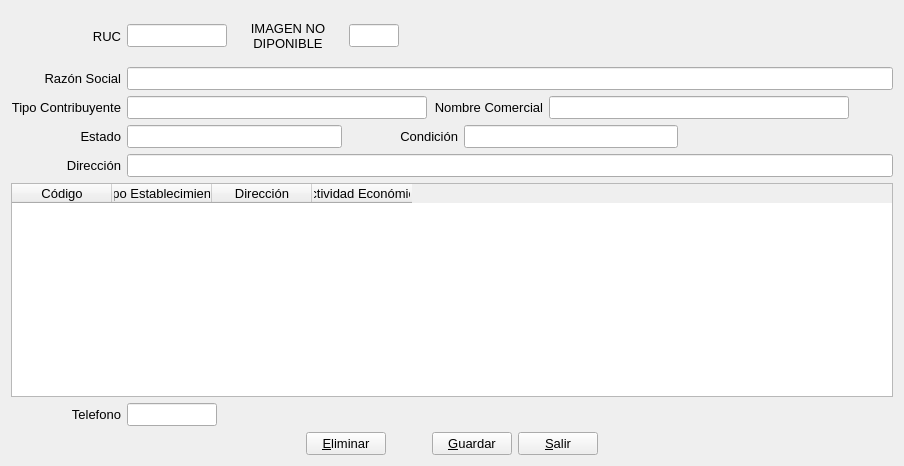
Before: the Qt Designer form Facturacion/clienteruc.ui in radtek/manager, drawn with Qt 5.
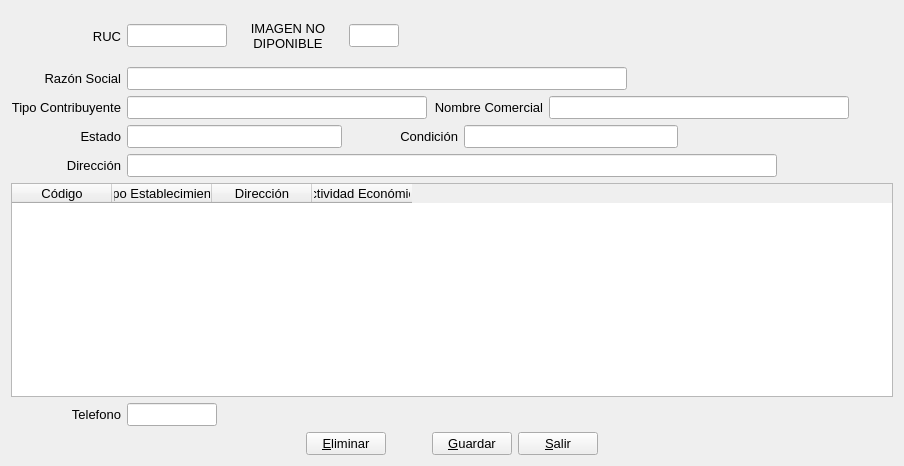
After: the same form once the commit is applied. Icons and pictures are not drawn.

```diff
--- a/Facturacion/clienteruc.ui
+++ b/Facturacion/clienteruc.ui
@@ -167,13 +167,13 @@
       <widget class="QLineEdit" name="lineEdit_razon_social">
        <property name="minimumSize">
         <size>
-         <width>700</width>
+         <width>500</width>
          <height>0</height>
         </size>
        </property>
        <property name="maximumSize">
         <size>
-         <width>16777215</width>
+         <width>500</width>
          <height>16777215</height>
         </size>
        </property>
@@ -184,6 +184,19 @@
        </property>
       </widget>
      </item>
+     <item>
+      <spacer name="horizontalSpacer">
+       <property name="orientation">
+        <enum>Qt::Horizontal</enum>
+       </property>
+       <property name="sizeHint" stdset="0">
+        <size>
+         <width>40</width>
+         <height>20</height>
+        </size>
+       </property>
+      </spacer>
+     </item>
     </layout>
    </item>
    <item>
@@ -419,6 +432,18 @@
      </item>
      <item>
       <widget class="QLineEdit" name="lineEdit_direccion">
+       <property name="minimumSize">
+        <size>
+         <width>650</width>
+         <height>0</height>
+        </size>
+       </property>
+       <property name="maximumSize">
+        <size>
+         <width>650</width>
+         <height>16777215</height>
+        </size>
+       </property>
        <property name="font">
         <font>
          <pointsize>10</pointsize>
@@ -426,6 +451,19 @@
        </property>
       </widget>
      </item>
+     <item>
+      <spacer name="horizontalSpacer_5">
+       <property name="orientation">
+        <enum>Qt::Horizontal</enum>
+       </property>
+       <property name="sizeHint" stdset="0">
+        <size>
+         <width>40</width>
+         <height>20</height>
+        </size>
+       </property>
+      </spacer>
+     </item>
     </layout>
    </item>
    <item>
```
Left out of the diff: 10 changed lines with no effect on the pictures.
